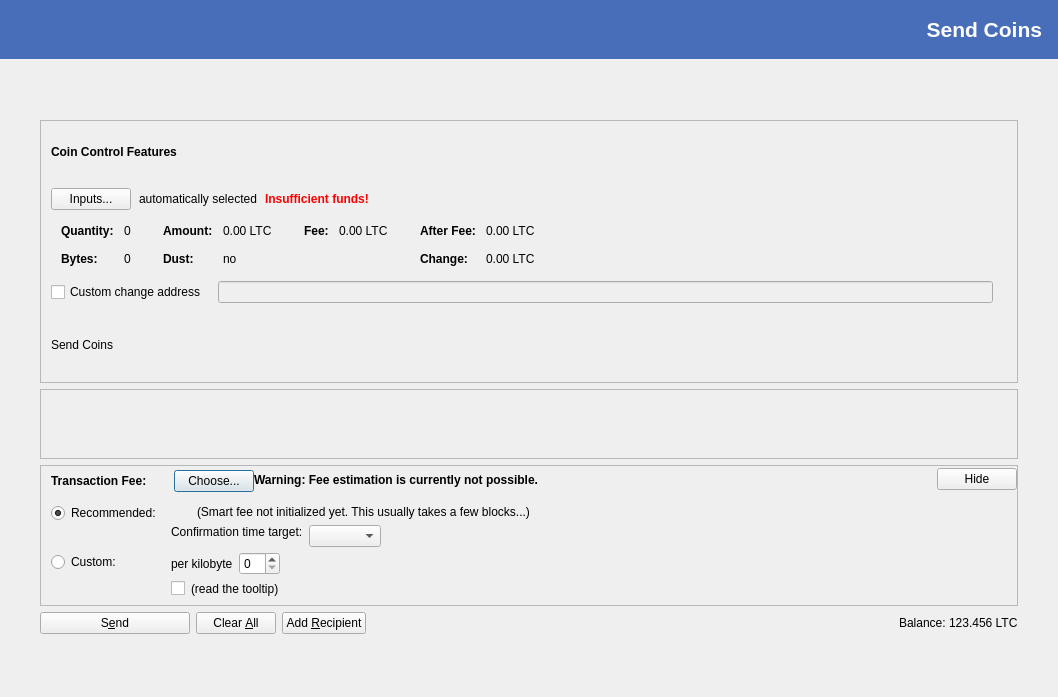
deeponion/deeponion, file src/qt/forms/sendcoinsdialog.ui: the form before one commit.
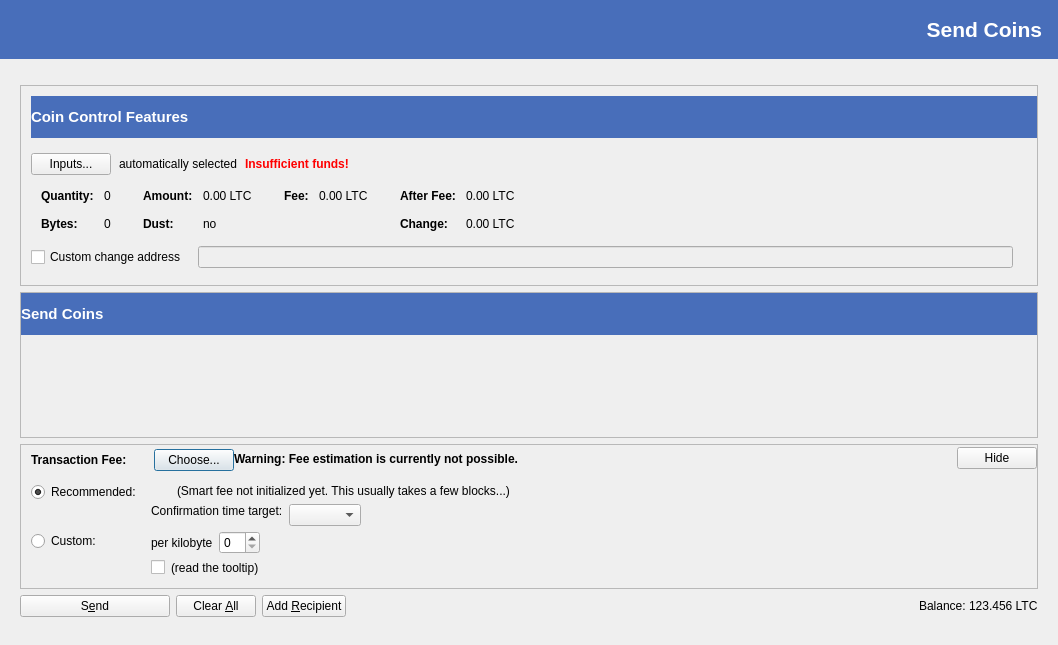
The form after the commit. Icons and pictures are not drawn. Custom widgets are drawn as their Qt base class.

Commit message: updated various UI screens

```diff
--- a/src/qt/forms/sendcoinsdialog.ui
+++ b/src/qt/forms/sendcoinsdialog.ui
@@ -7,7 +7,7 @@
     <x>0</x>
     <y>0</y>
     <width>1058</width>
-    <height>697</height>
+    <height>645</height>
    </rect>
   </property>
   <property name="windowTitle">
@@ -60,10 +60,13 @@
      <property name="orientation">
       <enum>Qt::Vertical</enum>
      </property>
+     <property name="sizeType">
+      <enum>QSizePolicy::Minimum</enum>
+     </property>
      <property name="sizeHint" stdset="0">
       <size>
        <width>20</width>
-       <height>40</height>
+       <height>20</height>
       </size>
      </property>
     </spacer>
@@ -76,11 +79,11 @@
         <enum>Qt::Horizontal</enum>
        </property>
        <property name="sizeType">
-        <enum>QSizePolicy::Fixed</enum>
+        <enum>QSizePolicy::Minimum</enum>
        </property>
        <property name="sizeHint" stdset="0">
         <size>
-         <width>40</width>
+         <width>20</width>
          <height>20</height>
         </size>
        </property>
@@ -125,7 +128,7 @@
            <number>6</number>
           </property>
           <item>
-           <layout class="QVBoxLayout" name="verticalLayoutCoinControl" stretch="0,0,0,0,1,0,0">
+           <layout class="QVBoxLayout" name="verticalLayoutCoinControl" stretch="0,0,0,0,1">
             <property name="spacing">
              <number>0</number>
             </property>
@@ -159,12 +162,13 @@
                 </property>
                 <property name="font">
                  <font>
+                  <pointsize>11</pointsize>
                   <weight>75</weight>
                   <bold>true</bold>
                  </font>
                 </property>
                 <property name="styleSheet">
-                 <string notr="true">font-weight:bold;</string>
+                 <string notr="true">background-color: #486EBA; color: white;</string>
                 </property>
                 <property name="text">
                  <string>Coin Control Features</string>
@@ -652,35 +656,6 @@
               </property>
              </spacer>
             </item>
-            <item>
-             <spacer name="verticalSpacer_7">
-              <property name="orientation">
-               <enum>Qt::Vertical</enum>
-              </property>
-              <property name="sizeType">
-               <enum>QSizePolicy::Fixed</enum>
-              </property>
-              <property name="sizeHint" stdset="0">
-               <size>
-                <width>20</width>
-                <height>20</height>
-               </size>
-              </property>
-             </spacer>
-            </item>
-            <item>
-             <widget class="QLabel" name="sendCoinsFormTitle">
-              <property name="minimumSize">
-               <size>
-                <width>0</width>
-                <height>42</height>
-               </size>
-              </property>
-              <property name="text">
-               <string>Send Coins</string>
-              </property>
-             </widget>
-            </item>
            </layout>
           </item>
          </layout>
@@ -696,11 +671,11 @@
            <rect>
             <x>0</x>
             <y>0</y>
-            <width>960</width>
-            <height>69</height>
+            <width>1000</width>
+            <height>92</height>
            </rect>
           </property>
-          <layout class="QVBoxLayout" name="verticalLayout_2" stretch="0,1">
+          <layout class="QVBoxLayout" name="verticalLayout_2" stretch="0,0,1">
            <property name="leftMargin">
             <number>0</number>
            </property>
@@ -720,6 +695,29 @@
              </property>
             </layout>
            </item>
+           <item>
+            <widget class="QLabel" name="sendCoinsFormTitle">
+             <property name="minimumSize">
+              <size>
+               <width>0</width>
+               <height>42</height>
+              </size>
+             </property>
+             <property name="font">
+              <font>
+               <pointsize>11</pointsize>
+               <weight>75</weight>
+               <bold>true</bold>
+              </font>
+             </property>
+             <property name="styleSheet">
+              <string notr="true">background-color: #486EBA; color: white;</string>
+             </property>
+             <property name="text">
+              <string>Send Coins</string>
+             </property>
+            </widget>
+           </item>
            <item>
             <spacer name="verticalSpacer">
              <property name="orientation">
@@ -1365,11 +1363,11 @@
         <enum>Qt::Horizontal</enum>
        </property>
        <property name="sizeType">
-        <enum>QSizePolicy::Fixed</enum>
+        <enum>QSizePolicy::Minimum</enum>
        </property>
        <property name="sizeHint" stdset="0">
         <size>
-         <width>40</width>
+         <width>20</width>
          <height>20</height>
         </size>
        </property>
@@ -1382,10 +1380,13 @@
      <property name="orientation">
       <enum>Qt::Vertical</enum>
      </property>
+     <property name="sizeType">
+      <enum>QSizePolicy::Minimum</enum>
+     </property>
      <property name="sizeHint" stdset="0">
       <size>
        <width>20</width>
-       <height>40</height>
+       <height>20</height>
       </size>
      </property>
     </spacer>
```
The commit also changes 3 other files.
